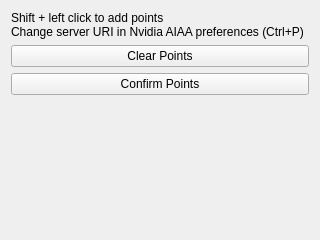
First picture: the form in mitk-plugin/Plugins/org.mitk.nvidia.aiaa/src/NvidiaDextrSegTool3DGUI.ui, repository NVIDIA/ai-assisted-annotation-client, before the edit.
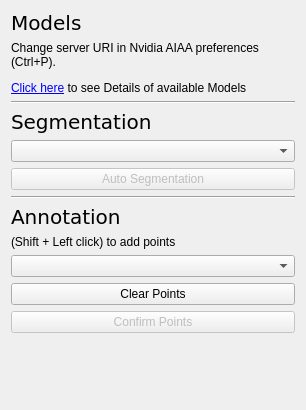
Second picture: the form after the edit.

Commit message:
AIAA Client GA Release (#15)
* Support NVIDIA Segmentation+Annotation in AIAA Client+MITK Workbench
* Add and show extreme points into pointset interaction
* Fix URL for /models
* PY Client segmentation API + Test data
* Add Segmentation API example into tools
* Support label and type in ListModels tool
* support model type as optional field in models() API
* Fix UI refresh for MITK plugin
* Support model name instead of labels (design review) + fix color map for multi-labeled masks
* Support label based model filtering config + correct tooltips

What changed in the file:
```diff
--- a/mitk-plugin/Plugins/org.mitk.nvidia.aiaa/src/NvidiaDextrSegTool3DGUI.ui
+++ b/mitk-plugin/Plugins/org.mitk.nvidia.aiaa/src/NvidiaDextrSegTool3DGUI.ui
@@ -6,8 +6,8 @@
    <rect>
     <x>0</x>
     <y>0</y>
-    <width>320</width>
-    <height>240</height>
+    <width>306</width>
+    <height>410</height>
    </rect>
   </property>
   <property name="sizePolicy">
@@ -17,14 +17,118 @@
    </sizepolicy>
   </property>
   <layout class="QVBoxLayout" name="verticalLayout">
+   <item>
+    <widget class="QLabel" name="hModelsLabel">
+     <property name="font">
+      <font>
+       <family>DejaVu Sans</family>
+       <pointsize>15</pointsize>
+      </font>
+     </property>
+     <property name="text">
+      <string>Models</string>
+     </property>
+     <property name="openExternalLinks">
+      <bool>true</bool>
+     </property>
+    </widget>
+   </item>
+   <item>
+    <widget class="QLabel" name="modelsLabel">
+     <property name="text">
+      <string>&lt;html&gt;&lt;head/&gt;&lt;body&gt;&lt;p&gt;Change server URI in Nvidia AIAA preferences (Ctrl+P).&lt;/p&gt;&lt;p&gt;&lt;a href=&quot;http://0.0.0.0:5600/v1/models&quot;&gt;&lt;span style=&quot; text-decoration: underline; color:#0000ff;&quot;&gt;Click here&lt;/span&gt;&lt;/a&gt; to see Details of available Models&lt;/p&gt;&lt;/body&gt;&lt;/html&gt;</string>
+     </property>
+     <property name="wordWrap">
+      <bool>true</bool>
+     </property>
+     <property name="openExternalLinks">
+      <bool>true</bool>
+     </property>
+    </widget>
+   </item>
+   <item>
+    <widget class="Line" name="line1">
+     <property name="orientation">
+      <enum>Qt::Horizontal</enum>
+     </property>
+    </widget>
+   </item>
+   <item>
+    <widget class="QLabel" name="hSegmentationLabel">
+     <property name="font">
+      <font>
+       <family>DejaVu Sans</family>
+       <pointsize>15</pointsize>
+      </font>
+     </property>
+     <property name="toolTip">
+      <string>&lt;html&gt;&lt;head/&gt;&lt;body&gt;&lt;p&gt;Fully automated segmentation &lt;span style=&quot; font-weight:600;&quot;&gt;without any user input&lt;/span&gt;. &lt;/p&gt;&lt;p&gt;&lt;span style=&quot; font-weight:600;&quot;&gt;NOTE:&lt;/span&gt; Extreme points returned by segmentation are automatically added as candidate pointset for continuing Annotation.&lt;/p&gt;&lt;/body&gt;&lt;/html&gt;</string>
+     </property>
+     <property name="text">
+      <string>Segmentation</string>
+     </property>
+    </widget>
+   </item>
+   <item>
+    <widget class="QComboBox" name="segmentationCombo">
+     <property name="toolTip">
+      <string>Select Your Segmentation Model</string>
+     </property>
+    </widget>
+   </item>
+   <item>
+    <widget class="QPushButton" name="autoSegmentationBtn">
+     <property name="enabled">
+      <bool>false</bool>
+     </property>
+     <property name="toolTip">
+      <string>Click to Run Segmentation</string>
+     </property>
+     <property name="text">
+      <string>Auto Segmentation</string>
+     </property>
+    </widget>
+   </item>
+   <item>
+    <widget class="Line" name="line2">
+     <property name="orientation">
+      <enum>Qt::Horizontal</enum>
+     </property>
+    </widget>
+   </item>
+   <item>
+    <widget class="QLabel" name="hAnnotaitonLabel">
+     <property name="font">
+      <font>
+       <family>DejaVu Sans</family>
+       <pointsize>15</pointsize>
+      </font>
+     </property>
+     <property name="toolTip">
+      <string>&lt;html&gt;&lt;head/&gt;&lt;body&gt;&lt;p&gt;Generally &lt;span style=&quot; color:#4e9a06;&quot;&gt;more accurate&lt;/span&gt; but requires user or segmentation model to &lt;span style=&quot; font-weight:600;&quot;&gt;select/propose extreme points&lt;/span&gt; of the organ.&lt;/p&gt;&lt;/body&gt;&lt;/html&gt;</string>
+     </property>
+     <property name="text">
+      <string>Annotation</string>
+     </property>
+    </widget>
+   </item>
    <item>
     <widget class="QLabel" name="addPointsLabel">
      <property name="text">
-      <string>Shift + left click to add points
-Change server URI in Nvidia AIAA preferences (Ctrl+P)</string>
+      <string>(Shift + Left click) to add points</string>
      </property>
      <property name="wordWrap">
       <bool>true</bool>
+     </property>
+     <property name="openExternalLinks">
+      <bool>false</bool>
+     </property>
+    </widget>
+   </item>
+   <item>
+    <widget class="QComboBox" name="annotationCombo">
+     <property name="toolTip">
+      <string>Select Your Annotation Model</string>
      </property>
     </widget>
    </item>
@@ -37,6 +141,12 @@
    </item>
    <item>
     <widget class="QPushButton" name="confirmPointsBtn">
+     <property name="enabled">
+      <bool>false</bool>
+     </property>
+     <property name="toolTip">
+      <string>Click to Run Annotation</string>
+     </property>
      <property name="text">
       <string>Confirm Points</string>
      </property>
```
Left out of the diff: 8 changed lines with no effect on the pictures. The commit also changes 29 other files.
